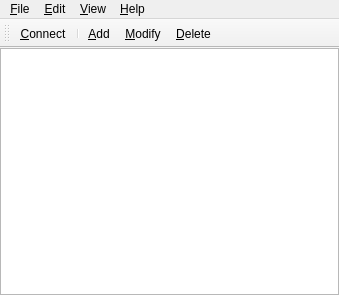
The window that head/source/qikea/root.ui (mkurz/ike) describes before a commit, drawn with Qt 5.
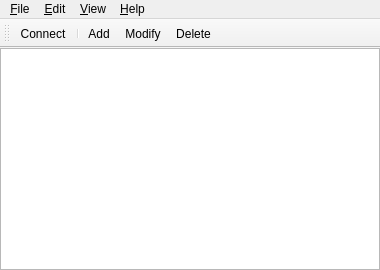
The same window after the commit. Icons and pictures are not drawn.

Commit message: Correct some build issues on OSX and some qt resource issues. Modify the launchd script to start iked with the system.

Patch:
```diff
--- a/head/source/qikea/root.ui
+++ b/head/source/qikea/root.ui
@@ -1,13 +1,13 @@
 <ui version="4.0" >
  <author>Matthew Grooms</author>
  <class>ikeaRoot</class>
- <widget class="QMainWindow" name="ikeaRoot" >
-  <property name="geometry" >
+ <widget class="QMainWindow" name="ikeaRoot">
+  <property name="geometry">
    <rect>
     <x>0</x>
     <y>0</y>
-    <width>339</width>
-    <height>295</height>
+    <width>380</width>
+    <height>270</height>
    </rect>
   </property>
   <property name="windowTitle" >
@@ -48,17 +48,17 @@
     </item>
    </layout>
   </widget>
-  <widget class="QMenuBar" name="menubar" >
-   <property name="geometry" >
+  <widget class="QMenuBar" name="menubar">
+   <property name="geometry">
     <rect>
      <x>0</x>
      <y>0</y>
-     <width>339</width>
-     <height>26</height>
+     <width>380</width>
+     <height>22</height>
     </rect>
    </property>
-   <widget class="QMenu" name="menuFile" >
-    <property name="title" >
+   <widget class="QMenu" name="menuFile">
+    <property name="title">
      <string>&amp;File</string>
     </property>
     <addaction name="actionConnect" />
@@ -68,8 +68,8 @@
     <addaction name="separator" />
     <addaction name="actionExit" />
    </widget>
-   <widget class="QMenu" name="menuEdit" >
-    <property name="title" >
+   <widget class="QMenu" name="menuEdit">
+    <property name="title">
      <string>&amp;Edit</string>
     </property>
     <addaction name="actionAdd" />
@@ -78,24 +78,24 @@
     <addaction name="separator" />
     <addaction name="actionModify" />
    </widget>
-   <widget class="QMenu" name="menuHelp" >
-    <property name="title" >
+   <widget class="QMenu" name="menuHelp">
+    <property name="title">
      <string>&amp;Help</string>
     </property>
     <addaction name="actionAbout" />
    </widget>
-   <widget class="QMenu" name="menuView" >
-    <property name="title" >
+   <widget class="QMenu" name="menuView">
+    <property name="title">
      <string>&amp;View</string>
     </property>
     <addaction name="actionViewLarge" />
     <addaction name="actionViewSmall" />
     <addaction name="separator" />
    </widget>
-   <addaction name="menuFile" />
-   <addaction name="menuEdit" />
-   <addaction name="menuView" />
-   <addaction name="menuHelp" />
+   <addaction name="menuFile"/>
+   <addaction name="menuEdit"/>
+   <addaction name="menuView"/>
+   <addaction name="menuHelp"/>
   </widget>
   <widget class="QToolBar" name="toolBar" >
    <property name="focusPolicy" >
@@ -110,14 +110,14 @@
    <property name="movable" >
     <bool>true</bool>
    </property>
-   <property name="iconSize" >
+   <property name="iconSize">
     <size>
-     <width>40</width>
-     <height>24</height>
+     <width>32</width>
+     <height>32</height>
     </size>
    </property>
-   <property name="toolButtonStyle" >
-    <enum>Qt::ToolButtonTextUnderIcon</enum>
+   <property name="toolButtonStyle">
+    <enum>Qt::ToolButtonTextBesideIcon</enum>
    </property>
    <attribute name="toolBarArea" >
     <enum>TopToolBarArea</enum>
@@ -125,55 +125,67 @@
    <attribute name="toolBarBreak" >
     <bool>false</bool>
    </attribute>
-   <addaction name="actionConnect" />
-   <addaction name="separator" />
-   <addaction name="actionAdd" />
-   <addaction name="actionModify" />
-   <addaction name="actionDelete" />
+   <addaction name="actionConnect"/>
+   <addaction name="separator"/>
+   <addaction name="actionAdd"/>
+   <addaction name="actionModify"/>
+   <addaction name="actionDelete"/>
   </widget>
   <action name="actionConnect" >
    <property name="icon" >
     <iconset resource="ikea.qrc" >:/png/site_con.png</iconset>
    </property>
-   <property name="text" >
-    <string>Connect</string>
-   </property>
-   <property name="iconText" >
+   <property name="text">
     <string>&amp;Connect</string>
    </property>
+   <property name="iconText">
+    <string>Connect</string>
+   </property>
+   <property name="toolTip">
+    <string>Connect using this site configuration</string>
+   </property>
   </action>
   <action name="actionAdd" >
    <property name="icon" >
     <iconset resource="ikea.qrc" >:/png/site_add.png</iconset>
    </property>
-   <property name="text" >
-    <string>Add</string>
-   </property>
-   <property name="iconText" >
+   <property name="text">
     <string>&amp;Add</string>
    </property>
+   <property name="iconText">
+    <string>Add</string>
+   </property>
+   <property name="toolTip">
+    <string>Add a new site configuration</string>
+   </property>
   </action>
   <action name="actionDelete" >
    <property name="icon" >
     <iconset resource="ikea.qrc" >:/png/site_del.png</iconset>
    </property>
-   <property name="text" >
-    <string>Delete</string>
-   </property>
-   <property name="iconText" >
+   <property name="text">
     <string>&amp;Delete</string>
    </property>
+   <property name="iconText">
+    <string>Delete</string>
+   </property>
+   <property name="toolTip">
+    <string>Delete this site configuration</string>
+   </property>
   </action>
   <action name="actionModify" >
    <property name="icon" >
     <iconset resource="ikea.qrc" >:/png/site_mod.png</iconset>
    </property>
-   <property name="text" >
-    <string>Modify</string>
-   </property>
-   <property name="iconText" >
+   <property name="text">
     <string>&amp;Modify</string>
    </property>
+   <property name="iconText">
+    <string>Modify</string>
+   </property>
+   <property name="toolTip">
+    <string>Modify this site configuration</string>
+   </property>
   </action>
   <action name="actionImport" >
    <property name="text" >
@@ -262,7 +274,7 @@
    </property>
   </action>
  </widget>
- <layoutdefault spacing="0" margin="0" />
+ <layoutdefault spacing="0" margin="0"/>
  <resources>
   <include location="ikea.qrc" />
  </resources>
```
Left out of the diff: 170 changed lines with no effect on the pictures. The commit also changes 5 other files.
